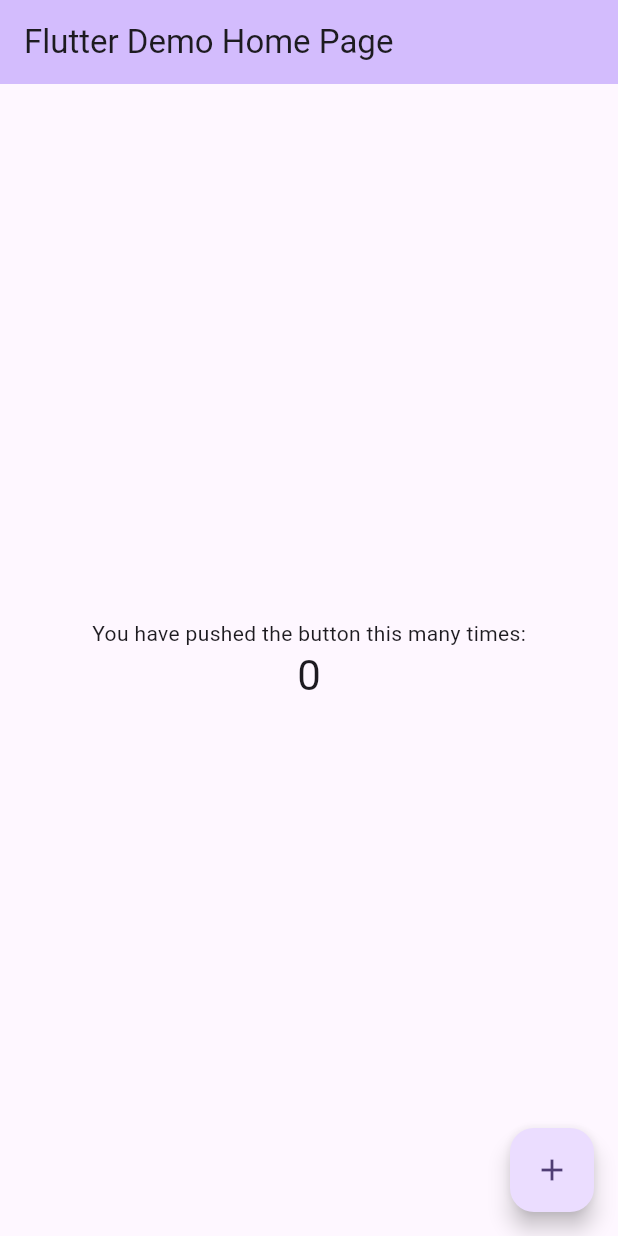
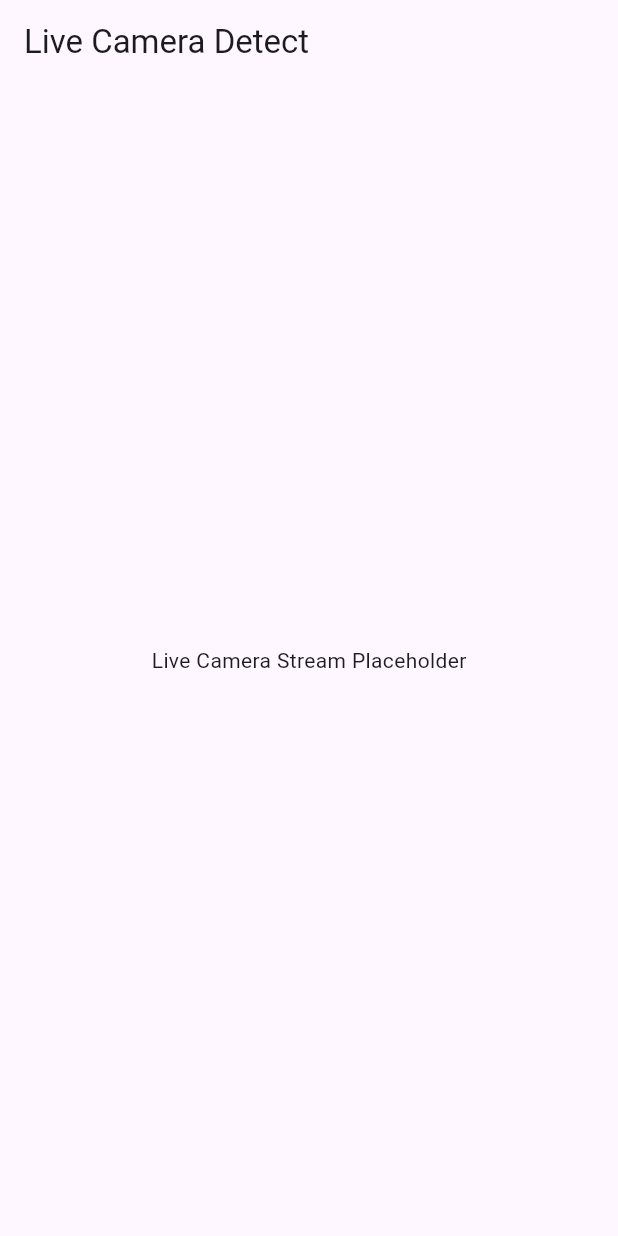
Before and after one commit to yajidms/pcd-tubes, a Flutter app: the screen it shows after launch, on a phone screen of 412 x 824 dp. Run offline on Flutter 3.47's test engine with Material 3 defaults, Android fonts, the phone set to English and light mode, and no system bars; our stand-ins replace flutter_dotenv; missing offline and left inert: mongo_dart.

Commit message:
Add core application structure with constants, themes, camera service, and screens for detection, challenge, dashboard, and journal

```diff
--- a/lib/features/detect/detect_screen.dart
+++ b/lib/features/detect/detect_screen.dart
@@ -0,0 +1,13 @@
+import 'package:flutter/material.dart';
+class DetectScreen extends StatelessWidget {
+  const DetectScreen({super.key});
+  @override
+  Widget build(BuildContext context) {
+    return Scaffold(
+      appBar: AppBar(title: const Text('Live Camera Detect')),
+      body: const Center(
+        child: Text('Live Camera Stream Placeholder'),
+      ),
+    );
+  }
+}
--- a/lib/main.dart
+++ b/lib/main.dart
@@ -1,122 +1,24 @@
 import 'package:flutter/material.dart';
-
-void main() {
-  runApp(const MyApp());
+import 'package:flutter_dotenv/flutter_dotenv.dart';
+import 'package:pcd_tubes/features/detect/detect_screen.dart';
+import 'package:pcd_tubes/shared/theme/app_theme.dart';
+void main() async {
+  WidgetsFlutterBinding.ensureInitialized();
+  try {
+    await dotenv.load(fileName: ".env");
+  } catch (e) {
+    debugPrint("File .env tidak ditemukan, menggunakan environment default");
+  }
+  runApp(const PcdTubesApp());
 }
-
-class MyApp extends StatelessWidget {
-  const MyApp({super.key});
-
-  // This widget is the root of your application.
+class PcdTubesApp extends StatelessWidget {
+  const PcdTubesApp({super.key});
   @override
   Widget build(BuildContext context) {
     return MaterialApp(
-      title: 'Flutter Demo',
-      theme: ThemeData(
-        // This is the theme of your application.
-        //
-        // TRY THIS: Try running your application with "flutter run". You'll see
-        // the application has a purple toolbar. Then, without quitting the app,
-        // try changing the seedColor in the colorScheme below to Colors.green
-        // and then invoke "hot reload" (save your changes or press the "hot
-        // reload" button in a Flutter-supported IDE, or press "r" if you used
-        // the command line to start the app).
-        //
-        // Notice that the counter didn't reset back to zero; the application
-        // state is not lost during the reload. To reset the state, use hot
-        // restart instead.
-        //
-        // This works for code too, not just values: Most code changes can be
-        // tested with just a hot reload.
-        colorScheme: .fromSeed(seedColor: Colors.deepPurple),
-      ),
-      home: const MyHomePage(title: 'Flutter Demo Home Page'),
+      title: 'PCD Tubes',
+      theme: AppTheme.lightTheme,
+      home: const DetectScreen(),
     );
   }
 }
-
-class MyHomePage extends StatefulWidget {
-  const MyHomePage({super.key, required this.title});
-
-  // This widget is the home page of your application. It is stateful, meaning
-  // that it has a State object (defined below) that contains fields that affect
-  // how it looks.
-
-  // This class is the configuration for the state. It holds the values (in this
-  // case the title) provided by the parent (in this case the App widget) and
-  // used by the build method of the State. Fields in a Widget subclass are
-  // always marked "final".
-
-  final String title;
-
-  @override
-  State<MyHomePage> createState() => _MyHomePageState();
-}
-
-class _MyHomePageState extends State<MyHomePage> {
-  int _counter = 0;
-
-  void _incrementCounter() {
-    setState(() {
-      // This call to setState tells the Flutter framework that something has
-      // changed in this State, which causes it to rerun the build method below
-      // so that the display can reflect the updated values. If we changed
-      // _counter without calling setState(), then the build method would not be
-      // called again, and so nothing would appear to happen.
-      _counter++;
-    });
-  }
-
-  @override
-  Widget build(BuildContext context) {
-    // This method is rerun every time setState is called, for instance as done
-    // by the _incrementCounter method above.
-    //
-    // The Flutter framework has been optimized to make rerunning build methods
-    // fast, so that you can just rebuild anything that needs updating rather
-    // than having to individually change instances of widgets.
-    return Scaffold(
-      appBar: AppBar(
-        // TRY THIS: Try changing the color here to a specific color (to
-        // Colors.amber, perhaps?) and trigger a hot reload to see the AppBar
-        // change color while the other colors stay the same.
-        backgroundColor: Theme.of(context).colorScheme.inversePrimary,
-        // Here we take the value from the MyHomePage object that was created by
-        // the App.build method, and use it to set our appbar title.
-        title: Text(widget.title),
-      ),
-      body: Center(
-        // Center is a layout widget. It takes a single child and positions it
-        // in the middle of the parent.
-        child: Column(
-          // Column is also a layout widget. It takes a list of children and
-          // arranges them vertically. By default, it sizes itself to fit its
-          // children horizontally, and tries to be as tall as its parent.
-          //
-          // Column has various properties to control how it sizes itself and
-          // how it positions its children. Here we use mainAxisAlignment to
-          // center the children vertically; the main axis here is the vertical
-          // axis because Columns are vertical (the cross axis would be
-          // horizontal).
-          //
-          // TRY THIS: Invoke "debug painting" (choose the "Toggle Debug Paint"
-          // action in the IDE, or press "p" in the console), to see the
-          // wireframe for each widget.
-          mainAxisAlignment: .center,
-          children: [
-            const Text('You have pushed the button this many times:'),
-            Text(
-              '$_counter',
-              style: Theme.of(context).textTheme.headlineMedium,
-            ),
-          ],
-        ),
-      ),
-      floatingActionButton: FloatingActionButton(
-        onPressed: _incrementCounter,
-        tooltip: 'Increment',
-        child: const Icon(Icons.add),
-      ),
-    );
-  }
-}
--- a/lib/shared/constants/app_constants.dart
+++ b/lib/shared/constants/app_constants.dart
@@ -0,0 +1,6 @@
+class AppConstants {
+  static const double faceConfidenceThreshold = 0.7;
+  static const int maxFaces = 5;
+  static const int frameSkip = 2; // Proses klasifikasi tiap 2 frame
+  static const int memoryBufferMax = 3;
+}
--- a/lib/shared/theme/app_theme.dart
+++ b/lib/shared/theme/app_theme.dart
@@ -0,0 +1,9 @@
+import 'package:flutter/material.dart';
+class AppTheme {
+  static ThemeData get lightTheme {
+    return ThemeData(
+      primarySwatch: Colors.green,
+      visualDensity: VisualDensity.adaptivePlatformDensity,
+    );
+  }
+}
```
Also changed, not shown: lib/core/inference/model_inference.dart (+8 -0 lines), lib/core/services/camera_service.dart (+8 -0 lines), lib/core/services/mongodb_service.dart (+12 -0 lines), lib/features/challenge/challenge_screen.dart (+13 -0 lines), lib/features/dashboard/dashboard_screen.dart (+13 -0 lines), lib/features/journal/journal_screen.dart (+13 -0 lines), lib/shared/widgets/overlay_widget.dart (+9 -0 lines), 2 other files.
